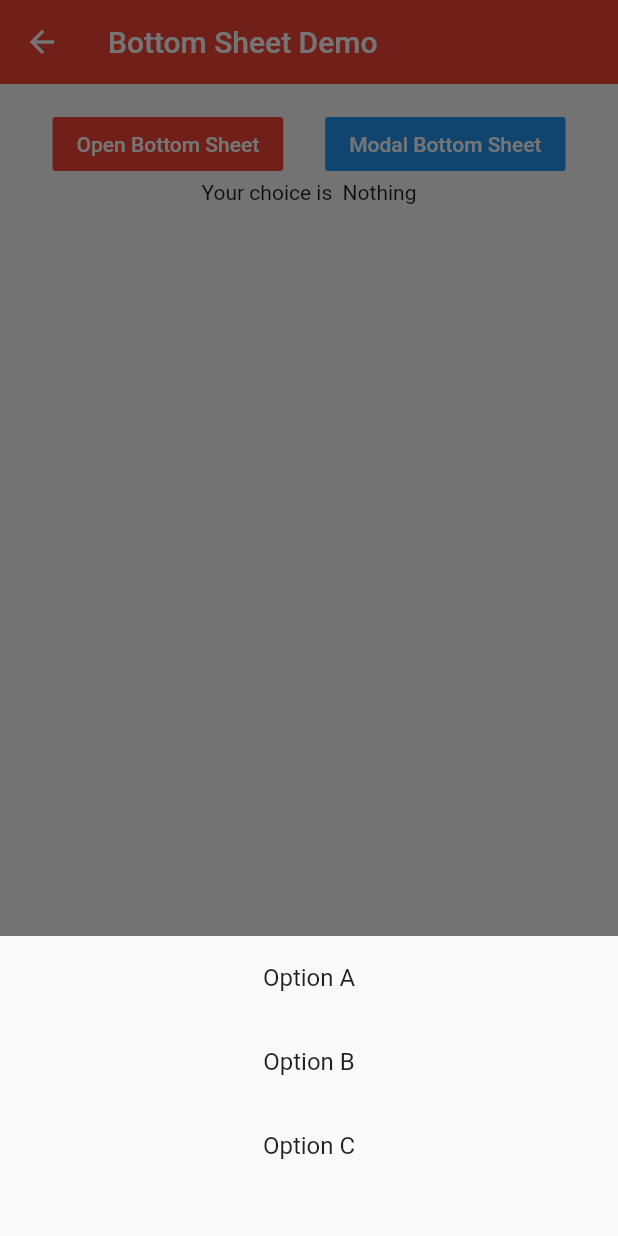
After one commit to dEdwardy/flutter_demo, a Flutter app: the BottomSheetDemo screen opened by its route, after a tap on "Open Bottom Sheet", after a tap on "Modal Bottom Sheet", on a phone screen of 412 x 824 dp. The commit adds this screen. Run offline on Flutter 3.47's test engine with Material 2 defaults, Android fonts, the phone set to English and light mode, and no system bars; network calls fail.

Commit message:
bottom sheet demo

```diff
--- /dev/null
+++ b/lib/demo/bottom_sheet_demo.dart
@@ -0,0 +1,138 @@
+import 'package:flutter/material.dart';
+
+class BottomSheetDemo extends StatefulWidget {
+  @override
+  _BottomSheetDemoState createState() => _BottomSheetDemoState();
+}
+
+class _BottomSheetDemoState extends State<BottomSheetDemo> {
+  String _choice = 'Nothing';
+  final _bottomSheetScaffoldKey = GlobalKey<ScaffoldState>();
+  Future _openModalBottomSheet() async {
+    final option = await showModalBottomSheet(
+        context: context,
+        builder: (BuildContext context) {
+          return Container(
+            height: 200.0,
+            child: Column(
+              children: <Widget>[
+                ListTile(
+                  title: Text(
+                    'Option A',
+                    textAlign: TextAlign.center,
+                  ),
+                  onTap: () {
+                    Navigator.pop(context, 'A');
+                  },
+                ),
+                ListTile(
+                  title: Text('Option B', textAlign: TextAlign.center),
+                  onTap: () {
+                    Navigator.pop(context, 'B');
+                  },
+                ),
+                ListTile(
+                  title: Text('Option C', textAlign: TextAlign.center),
+                  onTap: () {
+                    Navigator.pop(context, 'C');
+                  },
+                )
+              ],
+            ),
+          );
+        });
+        switch (option) {
+          case 'A':
+            setState(() {
+             _choice = 'A';
+            });
+            break;
+          case 'B':
+            setState(() {
+             _choice = 'B';
+            });
+            break;
+          case 'C':
+            setState(() {
+             _choice = 'C';
+            });
+            break;
+          default:
+        }
+  }
+
+  _openBottomSheet() {
+    //todo 多次点击路由多次push 返回pop也需要点击多次
+    _bottomSheetScaffoldKey.currentState
+        .showBottomSheet((BuildContext context) {
+      return BottomAppBar(
+        child: Container(
+          height: 90.0,
+          width: double.infinity,
+          padding: EdgeInsets.all(16.0),
+          child: Row(
+            children: <Widget>[
+              Icon(Icons.pause_circle_outline),
+              SizedBox(
+                width: 16.0,
+              ),
+              Text('01:30/03.30'),
+              Expanded(
+                child: Text(
+                  'Fix you - Coldplay',
+                  textAlign: TextAlign.right,
+                ),
+              )
+            ],
+          ),
+        ),
+      );
+    });
+  }
+
+  @override
+  Widget build(BuildContext context) {
+    return Scaffold(
+      key: _bottomSheetScaffoldKey,
+      appBar: AppBar(
+        title: Text('Bottom Sheet Demo'),
+        elevation: 0.0,
+      ),
+      body: Container(
+        padding: EdgeInsets.all(16.0),
+        child: Column(
+          // mainAxisAlignment: MainAxisAlignment.center,
+          crossAxisAlignment: CrossAxisAlignment.center,
+          children: <Widget>[
+            Row(
+              mainAxisAlignment: MainAxisAlignment.center,
+              children: <Widget>[
+                FlatButton(
+                  child: Text('Open Bottom Sheet',
+                      style: TextStyle(color: Colors.white)),
+                  color: Colors.red,
+                  onPressed: _openBottomSheet,
+                ),
+                SizedBox(
+                  width: 28.0,
+                ),
+                FlatButton(
+                  child: Text('Modal Bottom Sheet',
+                      style: TextStyle(color: Colors.white)),
+                  color: Colors.blue,
+                  onPressed: _openModalBottomSheet,
+                ),
+              ],
+            ),
+            Row(
+              mainAxisAlignment: MainAxisAlignment.center,
+              children: <Widget>[
+                Text('Your choice is  ${_choice}')
+              ],
+            )
+          ],
+        ),
+      ),
+    );
+  }
+}
--- a/lib/demo/drawer_demo.dart
+++ b/lib/demo/drawer_demo.dart
@@ -128,6 +128,21 @@ class DrawerDemo extends StatelessWidget {
               Navigator.pushNamed(context, '/material');
             },
           ),
+          ListTile(
+            title: Text(
+              'Bottom Sheet',
+              textAlign: TextAlign.right,
+            ),
+            trailing: Icon(
+              Icons.insert_comment,
+              color: Colors.black12,
+              size: 22.0,
+            ),
+            onTap: () {
+              Navigator.pop(context);
+              Navigator.pushNamed(context, '/bottom_sheet');
+            },
+          ),
         ],
       ),
     );
--- a/lib/main.dart
+++ b/lib/main.dart
@@ -10,7 +10,7 @@ import './demo/form_demo.dart';
 import './demo/material_comp.dart';
 import './demo/http/http_demo.dart';
 import './demo/animation/animation_demo.dart';
-
+import './demo/bottom_sheet_demo.dart';
 
 void main() => runApp(new App());
 
@@ -31,6 +31,7 @@ class App extends StatelessWidget {
         '/http': (context) => HttpDemo(),
         '/animation': (context) => AnimationDemo(),
         '/material': (context) => MaterialCmp(),
+        '/bottom_sheet': (context) => BottomSheetDemo(),
       },
       // home: SliverDemo(),
       theme: ThemeData(
```
